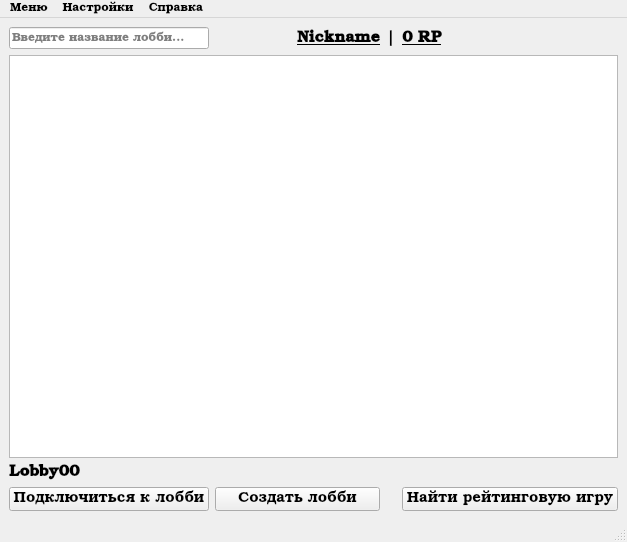
Qt form userinterface/menuwindow.ui (AlekseyLapunov/Client-Monopoly) before a commit.
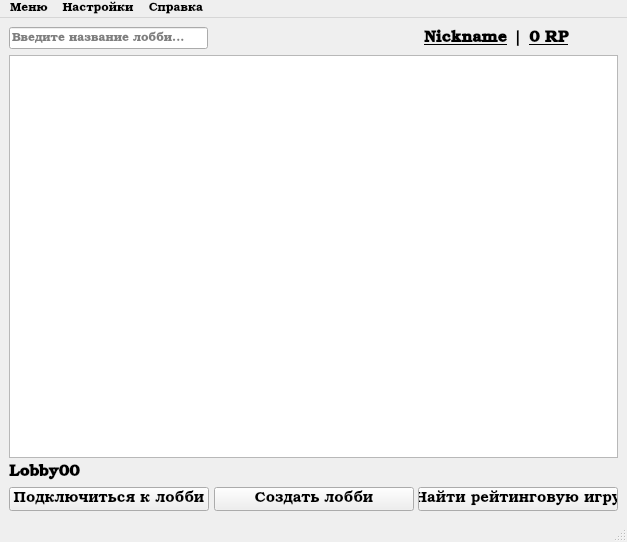
The same form after that commit.

Commit message: 1. Re-structured and re-wrote RegExp-strings. 2. Changes some geometries of MenuWindow's and LobbyWindow's elements

```diff
--- a/userinterface/menuwindow.ui
+++ b/userinterface/menuwindow.ui
@@ -27,7 +27,65 @@
   </property>
   <widget class="QWidget" name="centralwidget">
    <layout class="QGridLayout" name="gridLayout">
-    <item row="2" column="0" colspan="4">
+    <item row="6" column="0">
+     <widget class="QPushButton" name="bConnect">
+      <property name="sizePolicy">
+       <sizepolicy hsizetype="Fixed" vsizetype="Fixed">
+        <horstretch>0</horstretch>
+        <verstretch>0</verstretch>
+       </sizepolicy>
+      </property>
+      <property name="minimumSize">
+       <size>
+        <width>200</width>
+        <height>0</height>
+       </size>
+      </property>
+      <property name="maximumSize">
+       <size>
+        <width>225</width>
+        <height>16777215</height>
+       </size>
+      </property>
+      <property name="font">
+       <font>
+        <family>Bookman Old Style</family>
+        <pointsize>11</pointsize>
+        <bold>false</bold>
+       </font>
+      </property>
+      <property name="text">
+       <string>Подключиться к лобби</string>
+      </property>
+     </widget>
+    </item>
+    <item row="6" column="1">
+     <widget class="QPushButton" name="bCreateLobby">
+      <property name="minimumSize">
+       <size>
+        <width>200</width>
+        <height>0</height>
+       </size>
+      </property>
+      <property name="maximumSize">
+       <size>
+        <width>225</width>
+        <height>16777215</height>
+       </size>
+      </property>
+      <property name="font">
+       <font>
+        <family>Bookman Old Style</family>
+        <pointsize>11</pointsize>
+        <bold>false</bold>
+       </font>
+      </property>
+      <property name="text">
+       <string>Создать лобби</string>
+      </property>
+     </widget>
+    </item>
+    <item row="2" column="0" colspan="5">
      <widget class="QTableWidget" name="tLobbies">
       <property name="editTriggers">
        <set>QAbstractItemView::NoEditTriggers</set>
@@ -58,8 +116,20 @@
       </attribute>
      </widget>
     </item>
-    <item row="0" column="3">
+    <item row="0" column="4">
      <widget class="QLabel" name="lRpCount">
+      <property name="sizePolicy">
+       <sizepolicy hsizetype="Ignored" vsizetype="Preferred">
+        <horstretch>0</horstretch>
+        <verstretch>0</verstretch>
+       </sizepolicy>
+      </property>
+      <property name="maximumSize">
+       <size>
+        <width>100</width>
+        <height>100</height>
+       </size>
+      </property>
       <property name="font">
        <font>
         <family>Bookman Old Style</family>
@@ -73,8 +143,20 @@
       </property>
      </widget>
     </item>
-    <item row="6" column="0">
-     <widget class="QPushButton" name="bConnect">
+    <item row="6" column="2" colspan="3">
+     <widget class="QPushButton" name="bRankedSearch">
+      <property name="minimumSize">
+       <size>
+        <width>200</width>
+        <height>0</height>
+       </size>
+      </property>
+      <property name="maximumSize">
+       <size>
+        <width>225</width>
+        <height>16777215</height>
+       </size>
+      </property>
       <property name="font">
        <font>
         <family>Bookman Old Style</family>
@@ -83,35 +165,21 @@
        </font>
       </property>
       <property name="text">
-       <string>Подключиться к лобби</string>
-      </property>
-     </widget>
-    </item>
-    <item row="5" column="0" colspan="2">
-     <widget class="QLabel" name="lLobbiesCount">
-      <property name="font">
-       <font>
-        <family>Bookman Old Style</family>
-        <pointsize>12</pointsize>
-        <bold>true</bold>
-       </font>
-      </property>
-      <property name="text">
-       <string>Lobby00</string>
+       <string>Найти рейтинговую игру</string>
       </property>
      </widget>
     </item>
     <item row="0" column="0">
      <widget class="QLineEdit" name="leLobbyFilter">
       <property name="sizePolicy">
-       <sizepolicy hsizetype="Preferred" vsizetype="Preferred">
+       <sizepolicy hsizetype="Fixed" vsizetype="Preferred">
         <horstretch>0</horstretch>
         <verstretch>0</verstretch>
        </sizepolicy>
       </property>
       <property name="maximumSize">
        <size>
-        <width>16777215</width>
+        <width>200</width>
         <height>16777215</height>
        </size>
       </property>
@@ -128,53 +196,7 @@
       </property>
      </widget>
     </item>
-    <item row="6" column="3">
-     <widget class="QPushButton" name="bRankedSearch">
-      <property name="font">
-       <font>
-        <family>Bookman Old Style</family>
-        <pointsize>11</pointsize>
-        <bold>false</bold>
-       </font>
-      </property>
-      <property name="text">
-       <string>Найти рейтинговую игру</string>
-      </property>
-     </widget>
-    </item>
-    <item row="6" column="1">
-     <widget class="QPushButton" name="bCreateLobby">
-      <property name="font">
-       <font>
-        <family>Bookman Old Style</family>
-        <pointsize>11</pointsize>
-        <bold>false</bold>
-       </font>
-      </property>
-      <property name="text">
-       <string>Создать лобби</string>
-      </property>
-     </widget>
-    </item>
-    <item row="0" column="1">
-     <widget class="QLabel" name="lNickname">
-      <property name="font">
-       <font>
-        <family>Bookman Old Style</family>
-        <pointsize>12</pointsize>
-        <bold>true</bold>
-        <underline>true</underline>
-       </font>
-      </property>
-      <property name="text">
-       <string>Nickname</string>
-      </property>
-      <property name="alignment">
-       <set>Qt::AlignRight|Qt::AlignTrailing|Qt::AlignVCenter</set>
-      </property>
-     </widget>
-    </item>
-    <item row="0" column="2">
+    <item row="0" column="3">
      <widget class="QLabel" name="lSubVertBar">
       <property name="sizePolicy">
        <sizepolicy hsizetype="Maximum" vsizetype="Minimum">
@@ -196,6 +218,44 @@
       </property>
      </widget>
     </item>
+    <item row="0" column="1" colspan="2">
+     <widget class="QLabel" name="lNickname">
+      <property name="sizePolicy">
+       <sizepolicy hsizetype="MinimumExpanding" vsizetype="Preferred">
+        <horstretch>0</horstretch>
+        <verstretch>0</verstretch>
+       </sizepolicy>
+      </property>
+      <property name="font">
+       <font>
+        <family>Bookman Old Style</family>
+        <pointsize>12</pointsize>
+        <bold>true</bold>
+        <underline>true</underline>
+       </font>
+      </property>
+      <property name="text">
+       <string>Nickname</string>
+      </property>
+      <property name="alignment">
+       <set>Qt::AlignRight|Qt::AlignTrailing|Qt::AlignVCenter</set>
+      </property>
+     </widget>
+    </item>
+    <item row="5" column="0" colspan="5">
+     <widget class="QLabel" name="lLobbiesCount">
+      <property name="font">
+       <font>
+        <family>Bookman Old Style</family>
+        <pointsize>12</pointsize>
+        <bold>true</bold>
+       </font>
+      </property>
+      <property name="text">
+       <string>Lobby00</string>
+      </property>
+     </widget>
+    </item>
    </layout>
   </widget>
   <widget class="QMenuBar" name="menubar">
```
Left out of the diff: 2 changed lines with no effect on the pictures. The commit also changes 8 other files.
